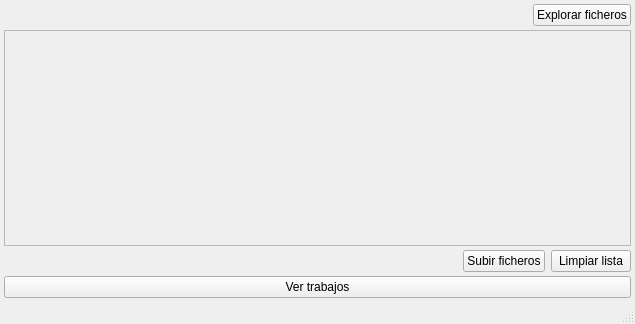
Before: the Qt Designer form gui/mainwindow.ui in YukiFreedy/volBrainAuto, drawn with Qt 5.
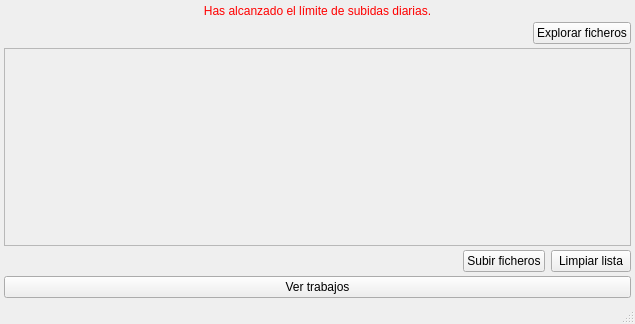
After: the same form once the commit is applied.

```diff
--- a/gui/mainwindow.ui
+++ b/gui/mainwindow.ui
@@ -30,6 +30,19 @@
     <property name="bottomMargin">
      <number>4</number>
     </property>
+    <item>
+     <widget class="QLabel" name="uploadLimitReachedLabel">
+      <property name="styleSheet">
+       <string notr="true">color: red;</string>
+      </property>
+      <property name="text">
+       <string>Has alcanzado el límite de subidas diarias.</string>
+      </property>
+      <property name="alignment">
+       <set>Qt::AlignCenter</set>
+      </property>
+     </widget>
+    </item>
     <item>
      <layout class="QHBoxLayout" name="horizontalLayout">
       <item>
@@ -65,7 +78,7 @@
          <x>0</x>
          <y>0</y>
          <width>625</width>
-         <height>158</height>
+         <height>166</height>
         </rect>
        </property>
        <layout class="QVBoxLayout" name="jobListLayout">
```
Left out of the diff: 2 changed lines with no effect on the pictures.
